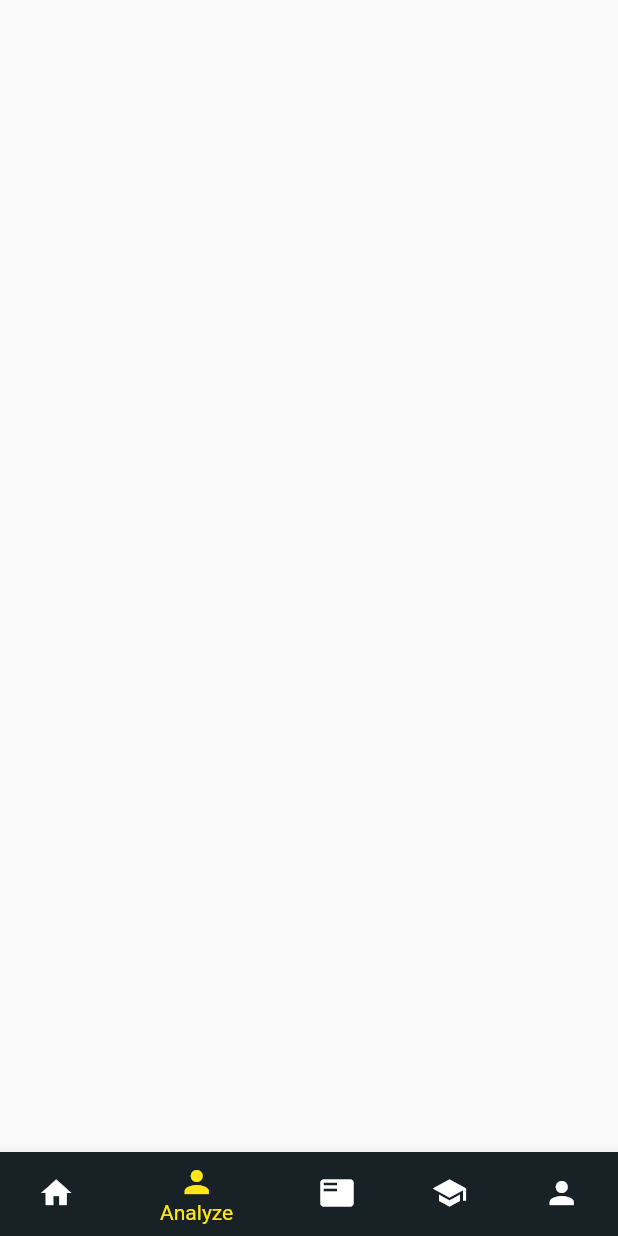
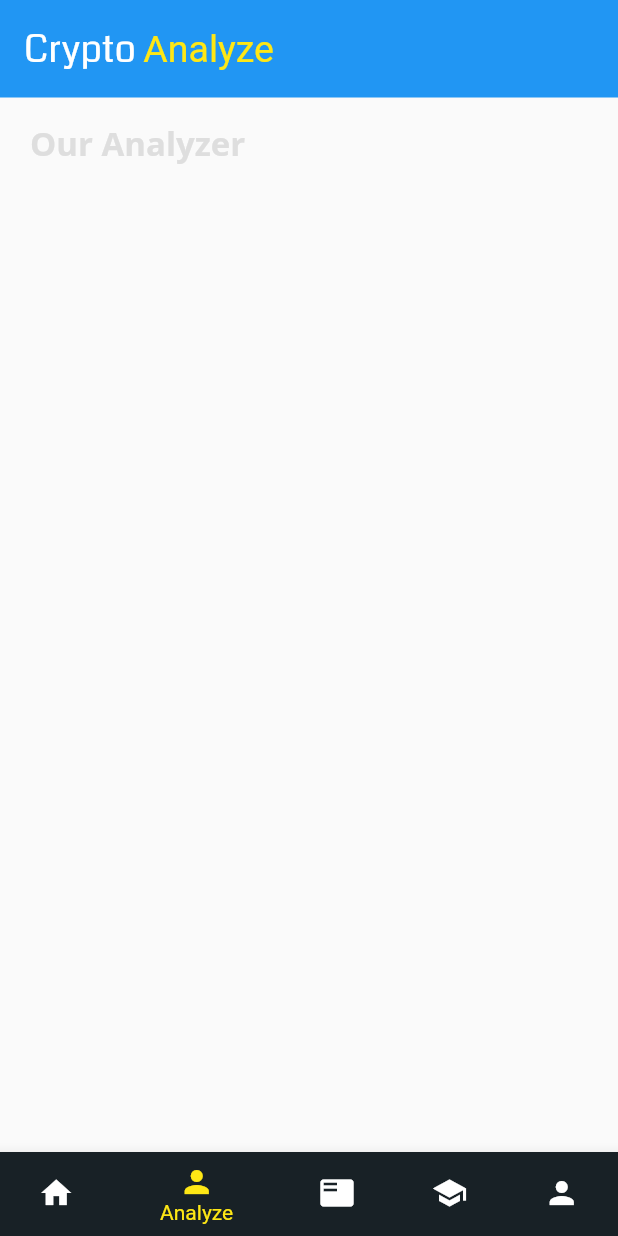
Before and after one commit to Yulongouk/Crypto-Space, a Flutter app: the screen it shows after launch, item 2 of the bottom bar chosen, on a phone screen of 412 x 824 dp. Run offline on Flutter 3.47's test engine with Material 2 defaults, Android fonts, the phone set to English and light mode, and no system bars; our stand-ins replace auto_size_text, carousel_slider, easy_localization, hooks_riverpod.

Commit message:
Updating Appbar

```diff
--- a/lib/ui/home.dart
+++ b/lib/ui/home.dart
@@ -62,7 +62,7 @@ class Home extends HookConsumerWidget {
       case 0:
         return HomeScreen();
       case 1:
-        return const AnalyzeScreen();
+        return AnalyzeScreen();
       case 2:
         return NewsScreen();
       case 3:
--- a/lib/ui/screen/analyze_screen.dart
+++ b/lib/ui/screen/analyze_screen.dart
@@ -1,10 +1,45 @@
+import 'package:cryptospace/constraints/app_theme.dart';
+import 'package:cryptospace/constraints/keys.dart';
 import 'package:flutter/material.dart';
+import 'package:hooks_riverpod/hooks_riverpod.dart';
 
-class AnalyzeScreen extends StatelessWidget {
-  const AnalyzeScreen({Key? key}) : super(key: key);
+class AnalyzeScreen extends HookConsumerWidget {
+   AnalyzeScreen({Key? key}) : super(key: key);
 
   @override
-  Widget build(BuildContext context) {
-    return Container();
+  Widget build(BuildContext context, WidgetRef ref) {
+    return Container(
+      key: Keys.ANALYZE_SCREEN,
+      child: Column(
+        crossAxisAlignment: CrossAxisAlignment.start,
+        children: [
+          AppBar(
+            toolbarHeight: 65,
+            title: RichText(text: TextSpan(
+              style: const TextStyle(fontSize: 25, fontFamily: 'Coda'),
+              children: [
+                    const TextSpan(text: 'Crypto '),
+                    TextSpan(text: 'Analyze', style: TextStyle(color: lightyellow))
+                  ]),
+            ),
+            elevation: 0,),
+            Padding(padding: const EdgeInsets.fromLTRB(20, 15, 20, 0), child: Column(
+              crossAxisAlignment: CrossAxisAlignment.start,
+              children: [
+                Text(
+                  "Our Analyzer",
+                  style: TextStyle(
+                      color: lightgrey,
+                      fontFamily: 'OpenSans',
+                      fontSize: 22,
+                      fontWeight: FontWeight.bold),
+                ),
+                const SizedBox(
+                  height: 20,
+                ),], ),)
+
+        ],
+      ),
+    );
   }
 }
--- a/lib/ui/screen/home_screen.dart
+++ b/lib/ui/screen/home_screen.dart
@@ -17,13 +17,16 @@ class HomeScreen extends HookConsumerWidget {
 
   @override
   Widget build(BuildContext context, WidgetRef ref) {
-     return Container(
-      color: lightDark,
+    return Container(
+      key: Keys.HOME_SCREEN,
       child: Column(
         children: [
           AppBar(
-            title: const Text('Crypto Space',
-                style: TextStyle(fontSize: 25, fontFamily: 'Coda')),
+            toolbarHeight: 65,
+            title: RichText(text: const TextSpan(style:  TextStyle(fontSize: 25, fontFamily: 'Coda'),
+            children: [
+               TextSpan(text: 'Crypto Space')
+            ]),),
             actions: <Widget>[
               IconButton(onPressed: () {}, icon: const Icon(Icons.search)),
               IconButton(
@@ -71,7 +74,7 @@ class HomeScreen extends HookConsumerWidget {
               ],
             ),
           ),
-        Expanded(key: Keys.NAV_LISTCOIN ,child: const ListCoin())
+          Expanded(key: Keys.NAV_LISTCOIN, child: const ListCoin())
         ],
       ),
     );
--- a/lib/ui/screen/news_screen.dart
+++ b/lib/ui/screen/news_screen.dart
@@ -6,6 +6,7 @@ import 'package:flutter/cupertino.dart';
 import 'package:flutter/material.dart';
 import 'package:flutter/painting.dart';
 import 'package:hooks_riverpod/hooks_riverpod.dart';
+import 'package:url_launcher/url_launcher.dart';
 
 class NewsScreen extends HookConsumerWidget {
   NewsScreen({Key? key}) : super(key: key);
@@ -72,7 +73,6 @@ class NewsScreen extends HookConsumerWidget {
                       width: 400,
                       child: TrendingNews(topnews: topnews, imgList: imgList)),
                 ),
-
                 Row(
                   children: [
                     Text(
@@ -86,18 +86,22 @@ class NewsScreen extends HookConsumerWidget {
                   mainAxisAlignment: MainAxisAlignment.spaceBetween,
                 ),
                 SizedBox(
-                  height: MediaQuery.of(context).size.height/2.3,
+                  height: MediaQuery.of(context).size.height / 2.3,
                   child: ListView.builder(
                     itemCount: topnews.length,
                     itemBuilder: (ctx, index) {
-                      return ListTile(
+                      return InkWell(
+                        onTap: () {
+                          launch(topnews[index].link);
+                        },
+                        child: ListTile(
                           minLeadingWidth: 100,
                           leading: ClipRRect(
                               borderRadius:
                                   const BorderRadius.all(Radius.circular(15)),
                               child: Image.network(topnews[index].imgSrc,
                                   fit: BoxFit.fill, width: 80, height: 80)),
-                      title:  Text(
+                          title: Text(
                             topnews[index].title,
                             style: const TextStyle(
                                 fontFamily: 'OpenSans',
@@ -111,6 +115,7 @@ class NewsScreen extends HookConsumerWidget {
                                 fontSize: 12,
                                 fontWeight: FontWeight.bold),
                           ),
+                        ),
                       );
                     },
                   ),
```
Lines whose indentation alone changed are shown as unchanged.
